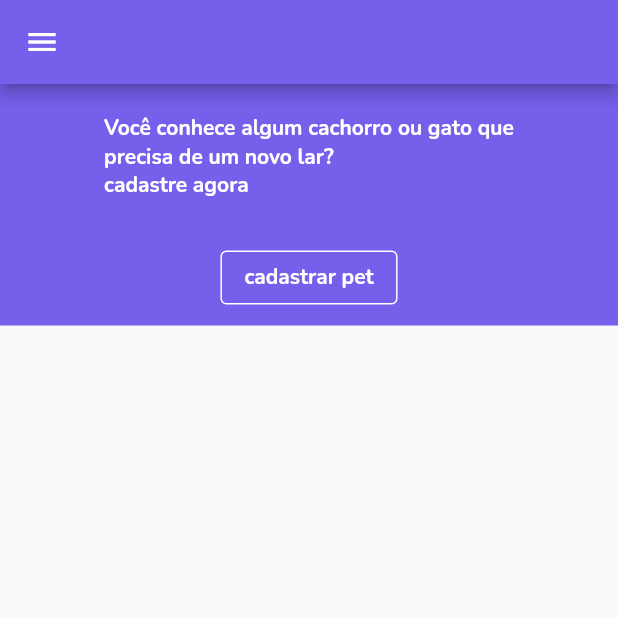
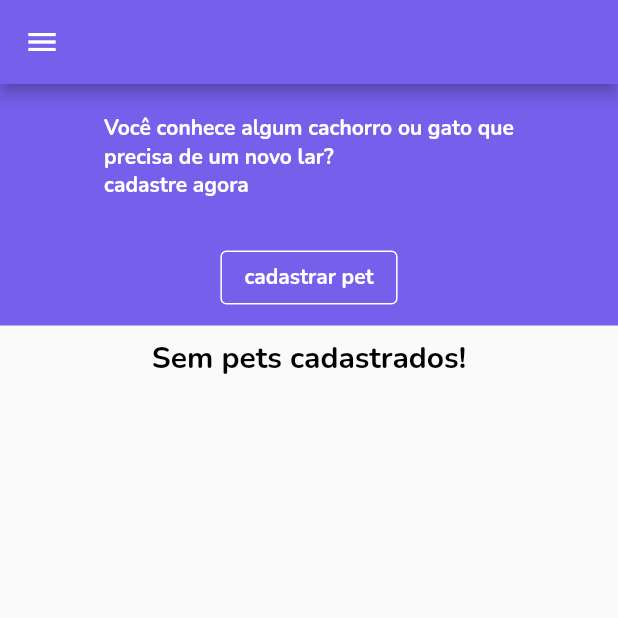
Before and after one commit to paolauande/tcc-engsoftware, a Flutter app: the HomeScreen screen opened by its route, on a phone screen of 412 x 824 dp, the top half of it. Run offline on Flutter 3.47's test engine with Material 2 defaults, Android fonts, the phone set to English and light mode, and no system bars; our stand-ins replace firebase_auth, firebase_core, image_picker, modal_progress_hud; accounts and stored records are empty.

Commit message:
pet details

```diff
--- a/lib/view/home_screen.dart
+++ b/lib/view/home_screen.dart
@@ -1,11 +1,31 @@
+import 'dart:io';
+
+import 'package:adotepet/view/pet_screen.dart';
 import 'package:flutter/material.dart';
 import 'package:firebase_auth/firebase_auth.dart';
 
 User loggedinUser;
 
 class HomeScreen extends StatefulWidget {
+  String value;
+  var selectedColor;
+  var selectedGender;
+  var selectedType;
+  var selectedSize;
+  File imageFile;
+  HomeScreen(
+      {Key key,
+      this.value,
+      this.selectedColor,
+      this.imageFile,
+      this.selectedGender,
+      this.selectedSize,
+      this.selectedType})
+      : super(key: key);
+
   @override
-  _HomeScreenState createState() => _HomeScreenState();
+  _HomeScreenState createState() => _HomeScreenState(value, selectedColor,
+      imageFile, selectedGender, selectedSize, selectedType);
 }
 
 class _HomeScreenState extends State<HomeScreen> {
@@ -27,6 +47,14 @@ class _HomeScreenState extends State<HomeScreen> {
     }
   }
 
+  String value;
+  var selectedColor;
+  var selectedGender;
+  var selectedType;
+  var selectedSize;
+  File imageFile;
+  _HomeScreenState(this.value, this.selectedColor, this.imageFile,
+      this.selectedGender, this.selectedSize, this.selectedType);
   @override
   Widget build(BuildContext context) {
     return Scaffold(
@@ -124,7 +152,52 @@ class _HomeScreenState extends State<HomeScreen> {
                     ),
                   ],
                 )),
-            Container()
+            SingleChildScrollView(
+              child: value == null &&
+                      selectedType == null &&
+                      selectedColor == null &&
+                      selectedGender == null &&
+                      selectedSize == null &&
+                      imageFile == null
+                  ? Padding(
+                      padding: const EdgeInsets.all(8.0),
+                      child: Container(
+                          child: Text("Sem pets cadastrados!",
+                              style: TextStyle(
+                                  fontFamily: 'Nunito',
+                                  fontWeight: FontWeight.w600,
+                                  fontSize: 20,
+                                  color: Colors.black))),
+                    )
+                  : Container(
+                      child: Card(
+                          child: ListTile(
+                      onTap: () {
+                        Navigator.of(context).push(MaterialPageRoute(
+                            builder: (context) => PetScreen(
+                                value: value,
+                                selectedColor: selectedColor,
+                                imageFile: imageFile,
+                                selectedGender: selectedGender,
+                                selectedSize: selectedSize,
+                                selectedType: selectedType)));
+                      },
+                      title: Text(value,
+                          style: TextStyle(
+                              fontFamily: 'Nunito',
+                              fontWeight: FontWeight.w600,
+                              fontSize: 20,
+                              color: Colors.black)),
+                      subtitle: Text(
+                          "$selectedType, $selectedColor , $selectedGender, $selectedSize",
+                          style: TextStyle(
+                              fontFamily: 'Nunito',
+                              fontWeight: FontWeight.w600,
+                              fontSize: 14,
+                              color: Colors.black)),
+                      leading: Image.file(imageFile),
+                    ))),
+            )
           ],
         ));
   }
```
Also changed, not shown: lib/view/pet_screen.dart (added, +75 -0 lines), lib/view/register_screen.dart (+18 -1 lines).
